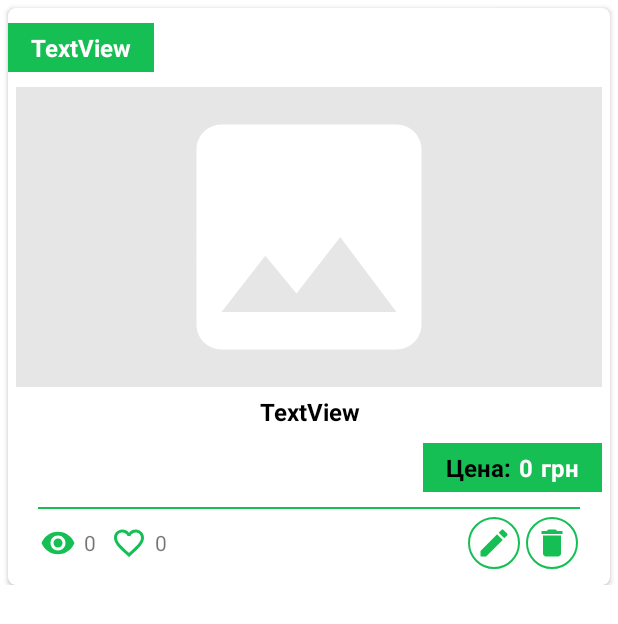
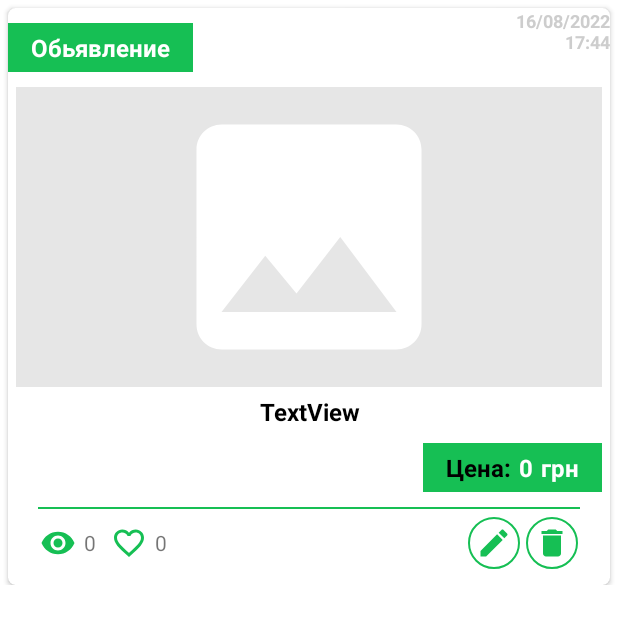
Before and after one commit to PK4US/DeclarationTable, an Android app: the layout add_list_item.xml on its own in the app's theme, with its tools: preview values and no code run, on a phone screen of 412 x 824 dp. Shown: the top 624 px of the screen. Run offline under Robolectric (Android 15) with nearby library versions, the phone set to English and light mode, and no system bars.

Commit message:
Время публикации

```diff
--- a/app/src/main/java/com/pk4us/declarationtable/adapters/AdsRcAdapter.kt
+++ b/app/src/main/java/com/pk4us/declarationtable/adapters/AdsRcAdapter.kt
@@ -13,13 +13,21 @@ import com.pk4us.declarationtable.act.EditAdsAct
 import com.pk4us.declarationtable.model.Ad
 import com.pk4us.declarationtable.databinding.AddListItemBinding
 import com.squareup.picasso.Picasso
+import java.text.SimpleDateFormat
+import java.util.*
+import kotlin.collections.ArrayList
 
 class AdsRcAdapter(val act:MainActivity):RecyclerView.Adapter<AdsRcAdapter.AdHolder>() {
     val adArray = ArrayList<Ad>()
+    private var timeFormatter:SimpleDateFormat? = null
 
+
+    init {
+        timeFormatter = SimpleDateFormat("dd/MM/yyyy  hh:mm", Locale.getDefault())
+    }
     override fun onCreateViewHolder(parent: ViewGroup, viewType: Int): AdHolder {
         val binding = AddListItemBinding.inflate(LayoutInflater.from(parent.context),parent,false)
-        return AdHolder(binding,act)
+        return AdHolder(binding,act,timeFormatter!!)
     }
 
     override fun onBindViewHolder(holder: AdHolder, position: Int) {
@@ -48,18 +56,27 @@ class AdsRcAdapter(val act:MainActivity):RecyclerView.Adapter<AdsRcAdapter.AdHol
         adArray.addAll(newList)
     }
 
-    class AdHolder(val binding: AddListItemBinding, val act: MainActivity) : RecyclerView.ViewHolder(binding.root) {
+    class AdHolder(val binding: AddListItemBinding, val act: MainActivity,val formatter: SimpleDateFormat) : RecyclerView.ViewHolder(binding.root) {
         fun setData(ad: Ad) = with(binding) {
             tvDescription.text = ad.description
             tvPrice.text = ad.price
             tvTitle.text = ad.title
             tvViewCounter.text = ad.viewsCounter
             tvFavCounter.text = ad.favCounter
+            val publishTime = getTimeFromMillis(ad.time)
+            tvPublishTime.text = publishTime
+
             Picasso.get().load(ad.mainImage).into(mainImage)
 
             isFav(ad)
             showEditPanel(isOwner(ad))
             mainOnClick(ad)
+        }
+
+        private fun getTimeFromMillis(timeMillis:String):String{
+            val c = Calendar.getInstance()
+            c.timeInMillis = timeMillis.toLong()
+            return formatter.format(c.time)
         }
 
         private fun mainOnClick(ad: Ad) = with (binding){
--- a/app/src/main/res/layout/add_list_item.xml
+++ b/app/src/main/res/layout/add_list_item.xml
@@ -21,24 +21,59 @@
         <LinearLayout
             android:layout_width="match_parent"
             android:layout_height="match_parent"
-            android:paddingBottom="5dp"
-            android:orientation="vertical">
+            android:orientation="vertical"
+            android:paddingBottom="5dp">
 
+            <LinearLayout
+                android:layout_width="match_parent"
+                android:layout_height="match_parent"
+                android:orientation="horizontal">
+
+                <LinearLayout
+                    android:layout_width="wrap_content"
+                    android:layout_height="wrap_content"
+                    android:layout_weight="3"
+
+                    android:orientation="horizontal">
                     <TextView
                         android:id="@+id/tvTitle"
                         android:layout_width="wrap_content"
                         android:layout_height="wrap_content"
                         android:layout_marginTop="10dp"
-                android:text="TextView"
                         android:background="@color/green_main"
+                        android:paddingHorizontal="15dp"
+                        android:paddingVertical="5dp"
+                        android:text="Обьявление"
+                        android:textColor="@color/white"
                         android:textSize="16sp"
                         android:textStyle="bold"
-                android:textColor="@color/white"
-                android:paddingHorizontal="15dp"
-                android:paddingVertical="5dp"
                         app:layout_constraintEnd_toEndOf="parent"
                         app:layout_constraintStart_toStartOf="parent"
                         app:layout_constraintTop_toTopOf="parent" />
+                </LinearLayout>
+
+                <LinearLayout
+                    android:layout_width="0dp"
+                    android:layout_height="match_parent"
+                    android:layout_weight="1"
+                    android:orientation="horizontal">
+                    <TextView
+                        android:id="@+id/tvPublishTime"
+                        android:layout_width="wrap_content"
+                        android:layout_height="wrap_content"
+                        android:gravity="end"
+
+                        android:text="16/08/2022 17:44"
+                        android:textColor="@color/dark_grey"
+                        android:textSize="12sp"
+                        android:textStyle="bold"
+                        app:layout_constraintEnd_toEndOf="parent"
+                        app:layout_constraintStart_toStartOf="parent"
+                        app:layout_constraintTop_toTopOf="parent" />
+
+                </LinearLayout>
+            </LinearLayout>
+
 
             <ImageView
                 android:id="@+id/main_image"
@@ -46,12 +81,12 @@
                 android:layout_height="200dp"
                 android:layout_marginStart="5dp"
                 android:layout_marginTop="10dp"
+                android:layout_marginEnd="5dp"
                 android:background="@color/grey"
-                android:layout_marginEnd="5dp"
+                android:src="@drawable/ic_def_image"
                 app:layout_constraintEnd_toEndOf="parent"
                 app:layout_constraintStart_toStartOf="parent"
-                app:layout_constraintTop_toBottomOf="@+id/tvTitleItem"
-                android:src="@drawable/ic_def_image"/>
+                app:layout_constraintTop_toBottomOf="@+id/tvTitleItem" />
 
             <TextView
                 android:id="@+id/tvDescription"
@@ -59,14 +94,14 @@
                 android:layout_height="wrap_content"
                 android:layout_marginStart="5dp"
                 android:layout_marginTop="5dp"
-                android:textStyle="bold"
+                android:layout_marginEnd="5dp"
+                android:ellipsize="end"
+                android:gravity="center_horizontal"
+                android:maxLines="3"
+                android:text="TextView"
                 android:textColor="@color/black"
                 android:textSize="16sp"
-                android:layout_marginEnd="5dp"
-                android:ellipsize="end"
-                android:maxLines="3"
-                android:gravity="center_horizontal"
-                android:text="TextView" />
+                android:textStyle="bold" />
 
             <LinearLayout
                 android:layout_width="match_parent"
@@ -80,50 +115,51 @@
                     android:id="@+id/tvPriceDescription"
                     android:layout_width="wrap_content"
                     android:layout_height="wrap_content"
+                    android:background="@color/green_main"
                     android:gravity="center_horizontal"
-                    android:background="@color/green_main"
                     android:paddingVertical="5dp"
                     android:paddingStart="15dp"
+                    android:text="@string/price_desc"
                     android:textColor="@color/black"
-                    android:textStyle="bold"
                     android:textSize="16sp"
-                    android:text="@string/price_desc" />
+                    android:textStyle="bold" />
 
                 <TextView
                     android:id="@+id/tvPrice"
                     android:layout_width="wrap_content"
                     android:layout_height="wrap_content"
+                    android:background="@color/green_main"
                     android:gravity="center_horizontal"
-                    android:background="@color/green_main"
                     android:paddingVertical="5dp"
                     android:paddingStart="5dp"
+                    android:text="0"
                     android:textColor="@color/white"
-                    android:textStyle="bold"
                     android:textSize="16sp"
-                    android:text="0" />
+                    android:textStyle="bold" />
 
                 <TextView
                     android:id="@+id/tvgrn"
                     android:layout_width="wrap_content"
                     android:layout_height="wrap_content"
+                    android:background="@color/green_main"
                     android:gravity="center_horizontal"
-                    android:background="@color/green_main"
                     android:paddingVertical="5dp"
                     android:paddingStart="5dp"
                     android:paddingEnd="15dp"
+                    android:text="грн"
                     android:textColor="@color/white"
-                    android:textStyle="bold"
                     android:textSize="16sp"
-                    android:text="грн" />
+                    android:textStyle="bold" />
 
             </LinearLayout>
 
             <LinearLayout
                 android:layout_width="match_parent"
                 android:layout_height="1dp"
+                android:layout_marginHorizontal="20dp"
                 android:background="@color/green_main"
-                android:layout_marginHorizontal="20dp"
                 android:orientation="horizontal">
+
             </LinearLayout>
 
             <LinearLayout
@@ -175,8 +211,8 @@
                     android:layout_height="match_parent"
                     android:layout_weight="2"
                     android:gravity="end"
-                    android:visibility="visible"
-                    android:orientation="horizontal">
+                    android:orientation="horizontal"
+                    android:visibility="visible">
 
                     <ImageButton
                         android:id="@+id/ibEditAd"
@@ -192,8 +228,8 @@
                         android:layout_width="wrap_content"
                         android:layout_height="wrap_content"
                         android:layout_marginEnd="16dp"
+                        android:background="@drawable/edit_image_button"
                         android:padding="5dp"
-                        android:background="@drawable/edit_image_button"
                         app:srcCompat="@drawable/ic_delete_image" />
                 </LinearLayout>
             </LinearLayout>
```
Lines whose indentation alone changed are shown as unchanged.
